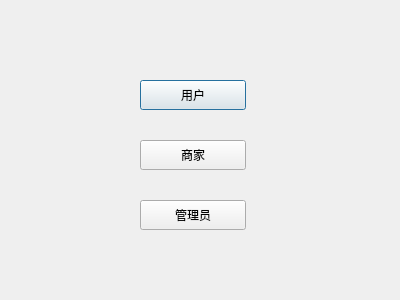
Above: client/begindialog.ui from KBchulan/HungerYet before the change. Below: the same form after it.
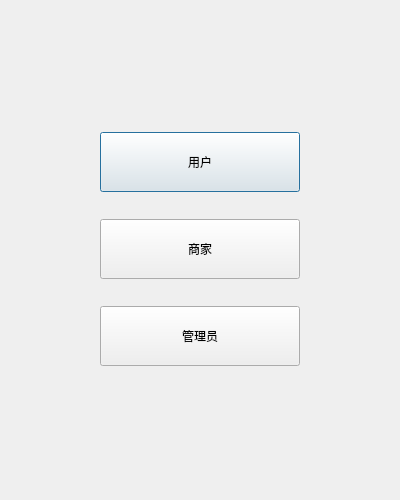
That is the form after the change.

Patch:
```diff
--- a/client/begindialog.ui
+++ b/client/begindialog.ui
@@ -7,51 +7,124 @@
     <x>0</x>
     <y>0</y>
     <width>400</width>
-    <height>300</height>
+    <height>500</height>
    </rect>
   </property>
   <property name="windowTitle">
    <string>Dialog</string>
   </property>
+  <layout class="QVBoxLayout" name="verticalLayout">
+   <property name="spacing">
+    <number>20</number>
+   </property>
+   <item>
+    <spacer name="verticalSpacer_top">
+     <property name="orientation">
+      <enum>Qt::Vertical</enum>
+     </property>
+     <property name="sizeHint" stdset="0">
+      <size>
+       <width>20</width>
+       <height>40</height>
+      </size>
+     </property>
+    </spacer>
+   </item>
+   <item alignment="Qt::AlignHCenter">
+    <widget class="QWidget" name="buttonContainer" native="true">
+     <property name="minimumSize">
+      <size>
+       <width>200</width>
+       <height>250</height>
+      </size>
+     </property>
+     <property name="maximumSize">
+      <size>
+       <width>200</width>
+       <height>250</height>
+      </size>
+     </property>
+     <layout class="QVBoxLayout" name="buttonLayout">
+      <property name="spacing">
+       <number>20</number>
+      </property>
+      <property name="leftMargin">
+       <number>0</number>
+      </property>
+      <property name="topMargin">
+       <number>0</number>
+      </property>
+      <property name="rightMargin">
+       <number>0</number>
+      </property>
+      <property name="bottomMargin">
+       <number>0</number>
+      </property>
+      <item>
   <widget class="QPushButton" name="user_btn">
-   <property name="geometry">
-    <rect>
-     <x>140</x>
-     <y>80</y>
-     <width>106</width>
-     <height>30</height>
-    </rect>
+        <property name="minimumSize">
+         <size>
+          <width>0</width>
+          <height>60</height>
+         </size>
+        </property>
+        <property name="cursor">
+         <cursorShape>PointingHandCursor</cursorShape>
    </property>
    <property name="text">
     <string>用户</string>
    </property>
   </widget>
+      </item>
+      <item>
   <widget class="QPushButton" name="merchant_btn">
-   <property name="geometry">
-    <rect>
-     <x>140</x>
-     <y>140</y>
-     <width>106</width>
-     <height>30</height>
-    </rect>
+        <property name="minimumSize">
+         <size>
+          <width>0</width>
+          <height>60</height>
+         </size>
+        </property>
+        <property name="cursor">
+         <cursorShape>PointingHandCursor</cursorShape>
    </property>
    <property name="text">
     <string>商家</string>
    </property>
   </widget>
+      </item>
+      <item>
   <widget class="QPushButton" name="admin_btn">
-   <property name="geometry">
-    <rect>
-     <x>140</x>
-     <y>200</y>
-     <width>106</width>
-     <height>30</height>
-    </rect>
+        <property name="minimumSize">
+         <size>
+          <width>0</width>
+          <height>60</height>
+         </size>
+        </property>
+        <property name="cursor">
+         <cursorShape>PointingHandCursor</cursorShape>
    </property>
    <property name="text">
     <string>管理员</string>
    </property>
   </widget>
+      </item>
+     </layout>
+    </widget>
+   </item>
+   <item>
+    <spacer name="verticalSpacer_bottom">
+     <property name="orientation">
+      <enum>Qt::Vertical</enum>
+     </property>
+     <property name="sizeHint" stdset="0">
+      <size>
+       <width>20</width>
+       <height>40</height>
+      </size>
+     </property>
+    </spacer>
+   </item>
+  </layout>
  </widget>
  <resources/>
  <connections/>
```
Left out of the diff: 2 changed lines with no effect on the pictures. Lines whose indentation alone changed are shown as unchanged.
